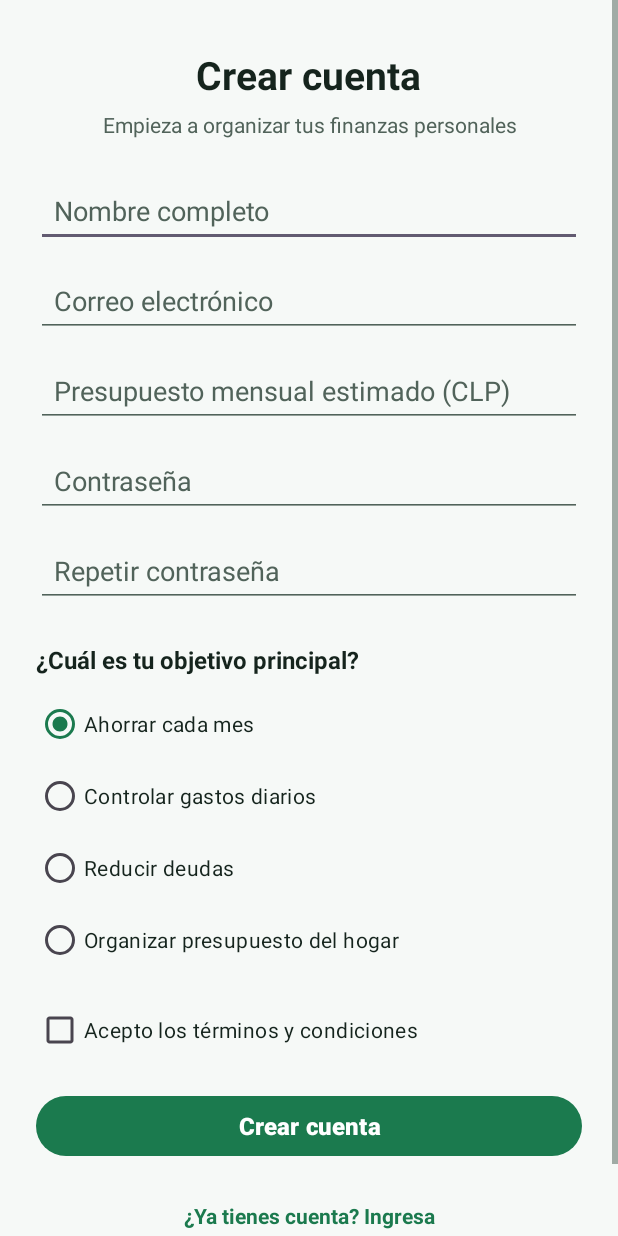
After one commit to Jacktacker/Control-de-Gastos, an Android app: the RegistroActivity screen opened directly, with no data from a screen before it, on a phone screen of 412 x 824 dp. The commit adds this screen. Run offline under Robolectric (Android 15) with nearby library versions, the phone set to English and light mode, and no system bars.

Commit message:
Agregada pantalla de Registro y navegacion desde Login

```diff
--- a/app/src/main/AndroidManifest.xml
+++ b/app/src/main/AndroidManifest.xml
@@ -13,6 +13,10 @@
         android:theme="@style/Theme.ControlDeGastos">
 
         <activity
+            android:name=".RegistroActivity"
+            android:exported="false" />
+
+        <activity
             android:name=".MainActivity"
             android:exported="true">
             <intent-filter>
--- a/app/src/main/java/com/example/controldegastos/MainActivity.kt
+++ b/app/src/main/java/com/example/controldegastos/MainActivity.kt
@@ -1,6 +1,8 @@
 package com.example.controldegastos
 
+import android.content.Intent
 import android.os.Bundle
+import android.widget.TextView
 import androidx.activity.enableEdgeToEdge
 import androidx.appcompat.app.AppCompatActivity
 import androidx.core.view.ViewCompat
@@ -16,5 +18,11 @@ class MainActivity : AppCompatActivity() {
             v.setPadding(systemBars.left, systemBars.top, systemBars.right, systemBars.bottom)
             insets
         }
+
+        val txtIrARegistro = findViewById<TextView>(R.id.txtIrARegistro)
+        txtIrARegistro.setOnClickListener {
+            val intent = Intent(this, RegistroActivity::class.java)
+            startActivity(intent)
+        }
     }
 }
--- /dev/null
+++ b/app/src/main/java/com/example/controldegastos/RegistroActivity.kt
@@ -0,0 +1,26 @@
+package com.example.controldegastos
+
+import android.os.Bundle
+import android.widget.TextView
+import androidx.activity.enableEdgeToEdge
+import androidx.appcompat.app.AppCompatActivity
+import androidx.core.view.ViewCompat
+import androidx.core.view.WindowInsetsCompat
+
+class RegistroActivity : AppCompatActivity() {
+    override fun onCreate(savedInstanceState: Bundle?) {
+        super.onCreate(savedInstanceState)
+        enableEdgeToEdge()
+        setContentView(R.layout.activity_registro)
+        ViewCompat.setOnApplyWindowInsetsListener(findViewById(R.id.main)) { v, insets ->
+            val systemBars = insets.getInsets(WindowInsetsCompat.Type.systemBars())
+            v.setPadding(systemBars.left, systemBars.top, systemBars.right, systemBars.bottom)
+            insets
+        }
+
+        val txtIrAlLogin = findViewById<TextView>(R.id.txtIrAlLogin)
+        txtIrAlLogin.setOnClickListener {
+            finish()
+        }
+    }
+}
--- a/app/src/main/res/layout/activity_main.xml
+++ b/app/src/main/res/layout/activity_main.xml
@@ -105,7 +105,10 @@
             android:id="@+id/txtIrARegistro"
             android:layout_width="wrap_content"
             android:layout_height="wrap_content"
-            android:layout_marginTop="20dp"
+            android:layout_marginTop="12dp"
+            android:gravity="center"
+            android:minHeight="48dp"
+            android:paddingHorizontal="12dp"
             android:text="@string/txt_ir_a_registro"
             android:textColor="@color/primario"
             android:textSize="14sp"
--- /dev/null
+++ b/app/src/main/res/layout/activity_registro.xml
@@ -0,0 +1,168 @@
+<?xml version="1.0" encoding="utf-8"?>
+<ScrollView xmlns:android="http://schemas.android.com/apk/res/android"
+    xmlns:tools="http://schemas.android.com/tools"
+    android:id="@+id/main"
+    android:layout_width="match_parent"
+    android:layout_height="match_parent"
+    tools:context=".RegistroActivity">
+
+    <LinearLayout
+        android:layout_width="match_parent"
+        android:layout_height="wrap_content"
+        android:orientation="vertical"
+        android:padding="24dp">
+
+        <TextView
+            android:id="@+id/txtTituloRegistro"
+            style="@style/TituloPantalla"
+            android:layout_width="wrap_content"
+            android:layout_height="wrap_content"
+            android:layout_gravity="center_horizontal"
+            android:layout_marginTop="8dp"
+            android:text="@string/titulo_registro" />
+
+        <TextView
+            android:id="@+id/txtSubtituloRegistro"
+            style="@style/SubtituloPantalla"
+            android:layout_width="match_parent"
+            android:layout_height="wrap_content"
+            android:layout_marginTop="6dp"
+            android:gravity="center"
+            android:text="@string/subtitulo_registro" />
+
+        <EditText
+            android:id="@+id/edtNombreRegistro"
+            style="@style/CampoTexto"
+            android:layout_width="match_parent"
+            android:layout_height="wrap_content"
+            android:layout_marginTop="24dp"
+            android:autofillHints="name"
+            android:hint="@string/hint_nombre"
+            android:inputType="textPersonName" />
+
+        <EditText
+            android:id="@+id/edtCorreoRegistro"
+            style="@style/CampoTexto"
+            android:layout_width="match_parent"
+            android:layout_height="wrap_content"
+            android:layout_marginTop="12dp"
+            android:autofillHints="emailAddress"
+            android:hint="@string/hint_correo"
+            android:inputType="textEmailAddress" />
+
+        <EditText
+            android:id="@+id/edtPresupuestoRegistro"
+            style="@style/CampoTexto"
+            android:layout_width="match_parent"
+            android:layout_height="wrap_content"
+            android:layout_marginTop="12dp"
+            android:hint="@string/hint_presupuesto_mensual"
+            android:importantForAutofill="no"
+            android:inputType="number" />
+
+        <EditText
+            android:id="@+id/edtClaveRegistro"
+            style="@style/CampoTexto"
+            android:layout_width="match_parent"
+            android:layout_height="wrap_content"
+            android:layout_marginTop="12dp"
+            android:autofillHints="password"
+            android:hint="@string/hint_clave"
+            android:inputType="textPassword" />
+
+        <EditText
+            android:id="@+id/edtRepetirClaveRegistro"
+            style="@style/CampoTexto"
+            android:layout_width="match_parent"
+            android:layout_height="wrap_content"
+            android:layout_marginTop="12dp"
+            android:autofillHints="password"
+            android:hint="@string/hint_repetir_clave"
+            android:inputType="textPassword" />
+
+        <TextView
+            android:id="@+id/txtPreguntaRegistro"
+            android:layout_width="wrap_content"
+            android:layout_height="wrap_content"
+            android:layout_marginTop="24dp"
+            android:text="@string/pregunta_objetivo"
+            android:textColor="@color/texto_principal"
+            android:textSize="16sp"
+            android:textStyle="bold" />
+
+        <RadioGroup
+            android:id="@+id/rgObjetivo"
+            android:layout_width="match_parent"
+            android:layout_height="wrap_content"
+            android:layout_marginTop="8dp"
+            android:orientation="vertical">
+
+            <RadioButton
+                android:id="@+id/rbAhorrar"
+                android:layout_width="match_parent"
+                android:layout_height="wrap_content"
+                android:checked="true"
+                android:minHeight="48dp"
+                android:text="@string/opt_objetivo_ahorrar"
+                android:textColor="@color/texto_principal" />
+
+            <RadioButton
+                android:id="@+id/rbControlarDiario"
+                android:layout_width="match_parent"
+                android:layout_height="wrap_content"
+                android:minHeight="48dp"
+                android:text="@string/opt_objetivo_diario"
+                android:textColor="@color/texto_principal" />
+
+            <RadioButton
+                android:id="@+id/rbReducirDeudas"
+                android:layout_width="match_parent"
+                android:layout_height="wrap_content"
+                android:minHeight="48dp"
+                android:text="@string/opt_objetivo_deudas"
+                android:textColor="@color/texto_principal" />
+
+            <RadioButton
+                android:id="@+id/rbPresupuestoHogar"
+                android:layout_width="match_parent"
+                android:layout_height="wrap_content"
+                android:minHeight="48dp"
+                android:text="@string/opt_objetivo_hogar"
+                android:textColor="@color/texto_principal" />
+        </RadioGroup>
+
+        <CheckBox
+            android:id="@+id/chkTerminosRegistro"
+            android:layout_width="match_parent"
+            android:layout_height="wrap_content"
+            android:layout_marginTop="12dp"
+            android:minHeight="48dp"
+            android:text="@string/chk_terminos"
+            android:textColor="@color/texto_principal" />
+
+        <Button
+            android:id="@+id/btnCrearCuenta"
+            style="@style/BotonPrincipal"
+            android:layout_width="match_parent"
+            android:layout_height="wrap_content"
+            android:layout_marginTop="16dp"
+            android:text="@string/btn_crear_cuenta" />
+
+        <TextView
+            android:id="@+id/txtIrAlLogin"
+            android:layout_width="wrap_content"
+            android:layout_height="wrap_content"
+            android:layout_gravity="center_horizontal"
+            android:layout_marginTop="12dp"
+            android:layout_marginBottom="16dp"
+            android:gravity="center"
+            android:minHeight="48dp"
+            android:paddingHorizontal="12dp"
+            android:text="@string/txt_ir_al_login"
+            android:textColor="@color/primario"
+            android:textSize="14sp"
+            android:textStyle="bold" />
+
+    </LinearLayout>
+
+</ScrollView>
--- a/app/src/main/res/values/strings.xml
+++ b/app/src/main/res/values/strings.xml
@@ -10,4 +10,19 @@
     <string name="chk_recordarme">Recordarme</string>
     <string name="btn_ingresar">Ingresar</string>
     <string name="txt_ir_a_registro">¿No tienes cuenta? Regístrate</string>
+
+    <!-- Registro -->
+    <string name="titulo_registro">Crear cuenta</string>
+    <string name="subtitulo_registro">Empieza a organizar tus finanzas personales</string>
+    <string name="hint_nombre">Nombre completo</string>
+    <string name="hint_presupuesto_mensual">Presupuesto mensual estimado (CLP)</string>
+    <string name="hint_repetir_clave">Repetir contraseña</string>
+    <string name="pregunta_objetivo">¿Cuál es tu objetivo principal?</string>
+    <string name="opt_objetivo_ahorrar">Ahorrar cada mes</string>
+    <string name="opt_objetivo_diario">Controlar gastos diarios</string>
+    <string name="opt_objetivo_deudas">Reducir deudas</string>
+    <string name="opt_objetivo_hogar">Organizar presupuesto del hogar</string>
+    <string name="chk_terminos">Acepto los términos y condiciones</string>
+    <string name="btn_crear_cuenta">Crear cuenta</string>
+    <string name="txt_ir_al_login">¿Ya tienes cuenta? Ingresa</string>
 </resources>
```
